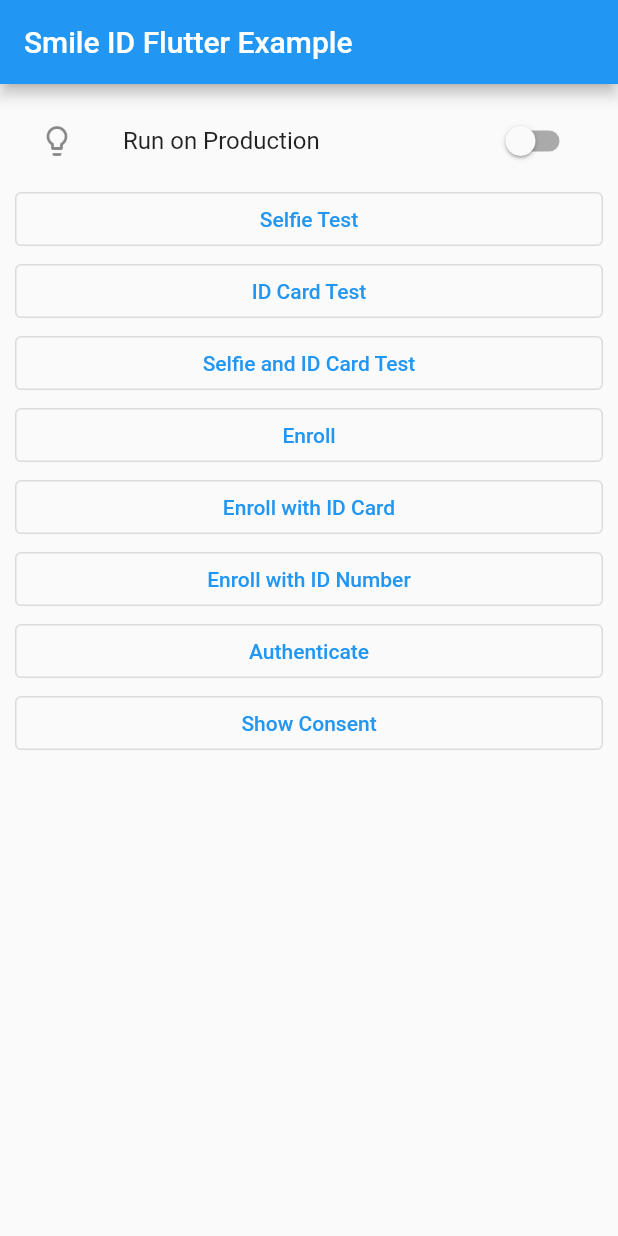
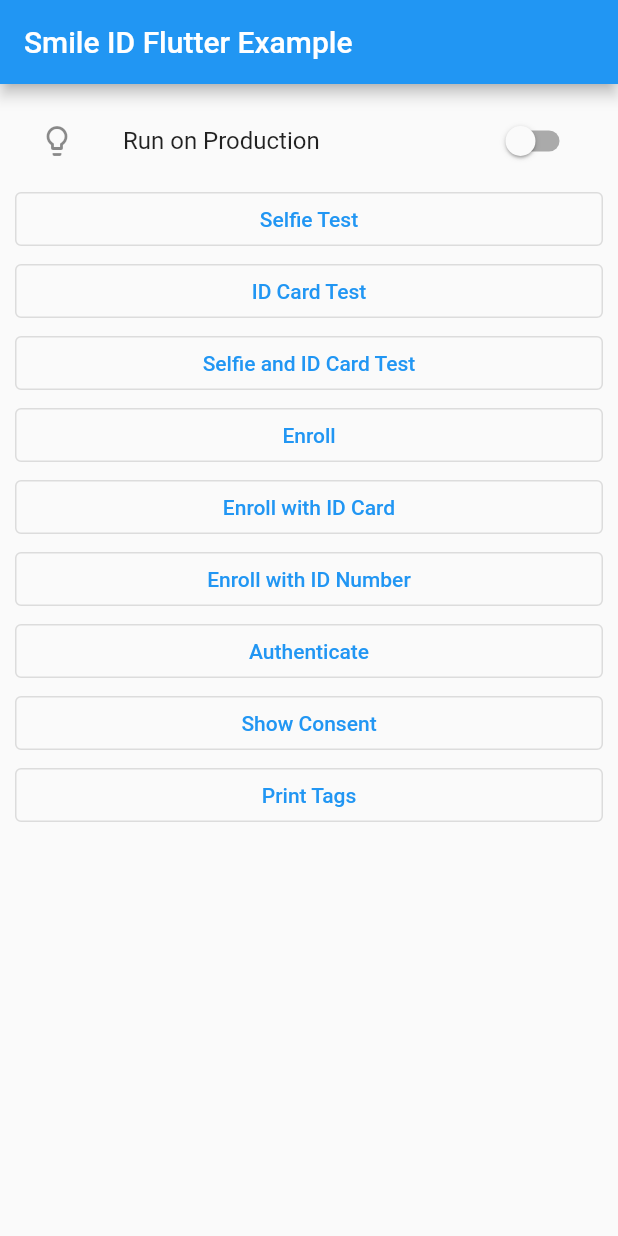
Before and after one commit to smileidentity/flutter-sample-app, a Flutter app: the screen it shows after launch, after a tap on "Selfie and ID Card Test", on a phone screen of 412 x 824 dp. Run offline on Flutter 3.47's test engine with Material 2 defaults, Android fonts, the phone set to English and light mode, and no system bars; our stand-ins replace flutter_easyloading; missing offline and left inert: smile_flutter.

Commit message:
updated to version 0.0.20

```diff
--- a/lib/main.dart
+++ b/lib/main.dart
@@ -403,20 +403,24 @@ class _AppPageState extends State<AppPage> {
               ),
               OutlinedButton(
                   onPressed: () async {
-                    var result = await SmileFlutter.captureSelfie("") ?? null;
+                    var result = await SmileFlutter.captureSelfie("TEST_SELFIE_ID_CARD") ?? null;
                     handleSelfieResult(context, result);
                   },
                   child: Text("Selfie Test")),
               OutlinedButton(
                   onPressed: () async {
-                    var result = await SmileFlutter.captureIDCard("") ?? null;
+                    var result = await SmileFlutter.captureIDCard("TEST_ID_CARD") ?? null;
                     handleSelfieResult(context, result);
                   },
                   child: Text("ID Card Test")),
               OutlinedButton(
                   onPressed: () async {
+                    var config = HashMap<String, String>();
+                    config["id_capture_side"] = "0";
+                    config["id_capture_orientation"] = "2";
+                    config["capture_tip_text"] = "capture_tip_text";
                     var result =
-                        await SmileFlutter.captureSelfieAndIDCard("") ?? null;
+                        await SmileFlutter.captureSelfieAndIDCard("",config) ?? null;
                     handleSelfieResult(context, result);
                   },
                   child: Text("Selfie and ID Card Test")),
@@ -471,6 +475,23 @@ class _AppPageState extends State<AppPage> {
                     }
                   },
                   child: Text("Show Consent")),
+              OutlinedButton(
+                  onPressed: () async {
+                    try {
+                      // print("japhet starting getCurrentTags");
+                      // var result = await SmileFlutter.getCurrentTags() ?? null;
+                      // print(result);
+                      // print("japhet ending getCurrentTags");
+
+                      print("japhet starting getImagesForTag");
+                      var result2 = await SmileFlutter.getImagesForTag("TEST_ID_CARD") ?? null;
+                      print(result2);
+                      print("japhet ending getImagesForTag");
+                    } catch (e) {
+
+                    }
+                  },
+                  child: Text("Print Tags")),
             ],
           ),
         ),
```
Also changed, not shown: 1 other file.
